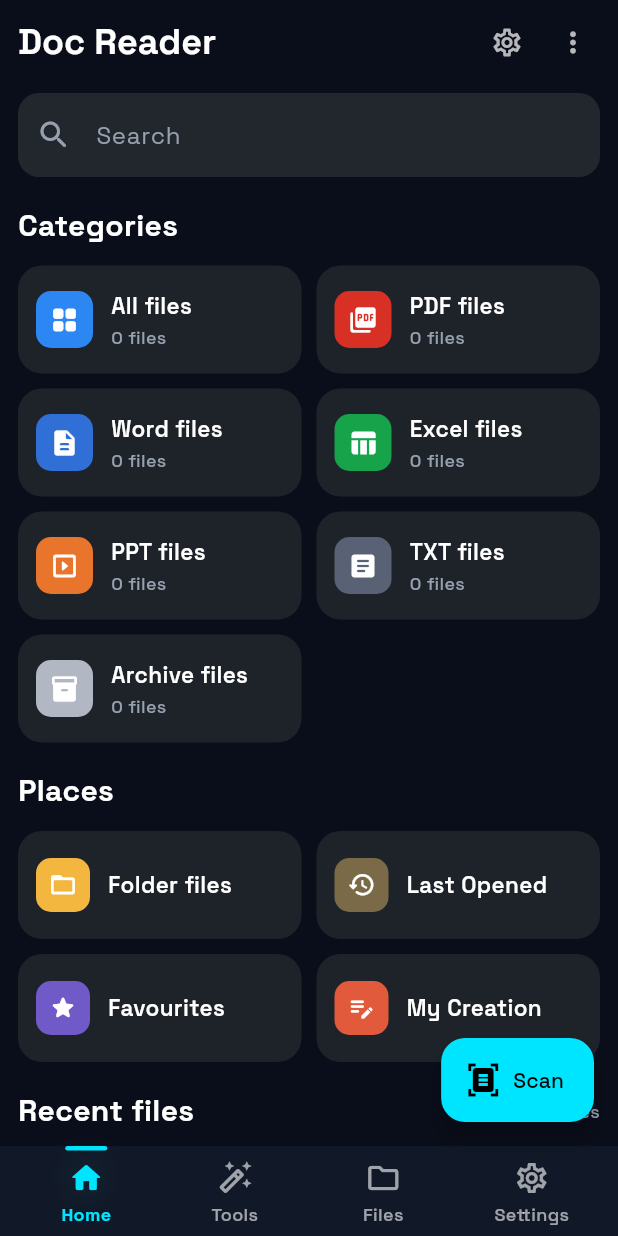
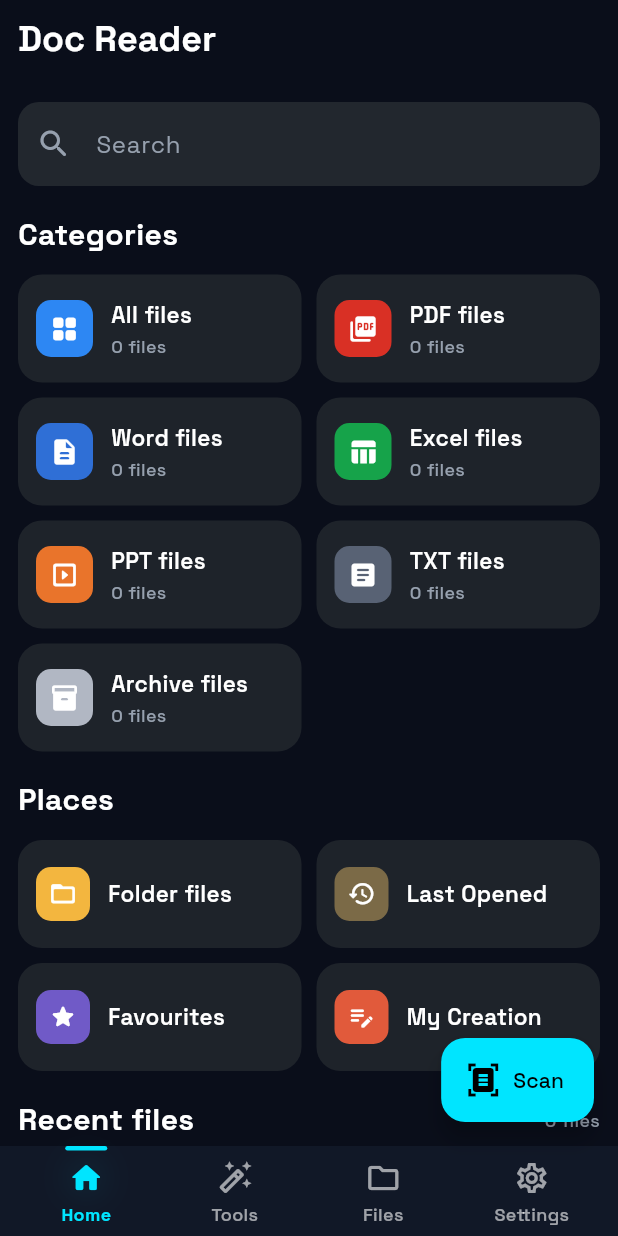
Before and after one commit to SurajChaurasia84/Document-Reader, a Flutter app: the screen it shows after launch, on a phone screen of 412 x 824 dp. Run offline on Flutter 3.47's test engine with Material 3 defaults, Android fonts, the phone set to English and light mode, and no system bars; our stand-ins replace camera, file_picker, google_fonts, open_filex, permission_handler, shared_preferences and 1 more; missing offline and left inert: google_mlkit_text_recognition, pdfx, syncfusion_flutter_pdf; accounts and stored records are empty.

Commit message:
Changed app bar styling

```diff
--- a/lib/screens/home_screen.dart
+++ b/lib/screens/home_screen.dart
@@ -121,18 +121,20 @@ class _HomeScreenState extends State<HomeScreen> {
       ),
     ];
 
-    return RefreshIndicator(
+    return Column(
+      children: <Widget>[
+        const Padding(
+          padding: EdgeInsets.fromLTRB(12, 10, 12, 0),
+          child: _HomeHeader(),
+        ),
+        Expanded(
+          child: RefreshIndicator(
             onRefresh: controller.refreshAll,
             color: const Color(0xFFF3B63F),
             backgroundColor: const Color(0xFF1E232A),
             child: ListView(
-        padding: const EdgeInsets.fromLTRB(12, 10, 12, 120),
+              padding: const EdgeInsets.fromLTRB(12, 16, 12, 120),
               children: <Widget>[
-          _HomeHeader(
-            onSettingsTap: () => controller.updateNavigation(3),
-            onMoreTap: () => controller.refreshAll(),
-          ),
-          const SizedBox(height: 16),
                 _SearchField(
                   query: _query,
                   onChanged: (value) {
@@ -178,7 +180,8 @@ class _HomeScreenState extends State<HomeScreen> {
                     crossAxisCount: 2,
                     mainAxisSpacing: 10,
                     crossAxisSpacing: 10,
-              mainAxisExtent: MediaQuery.of(context).size.width < 360 ? 78 : 72,
+                    mainAxisExtent:
+                        MediaQuery.of(context).size.width < 360 ? 78 : 72,
                   ),
                   itemBuilder: (context, index) {
                     return _PlaceCard(action: places[index]);
@@ -193,9 +196,7 @@ class _HomeScreenState extends State<HomeScreen> {
                 if (filteredFiles.isEmpty)
                   const _EmptyFilesCard()
                 else
-            ...filteredFiles
-                .take(8)
-                .map(
+                  ...filteredFiles.take(8).map(
                     (file) => Padding(
                       padding: const EdgeInsets.only(bottom: 10),
                       child: _RecentFileCard(
@@ -218,6 +219,9 @@ class _HomeScreenState extends State<HomeScreen> {
                 ],
               ],
             ),
+          ),
+        ),
+      ],
     );
   }
 
@@ -259,60 +263,20 @@ class _HomeScreenState extends State<HomeScreen> {
 }
 
 class _HomeHeader extends StatelessWidget {
-  const _HomeHeader({required this.onSettingsTap, required this.onMoreTap});
-
-  final VoidCallback onSettingsTap;
-  final VoidCallback onMoreTap;
+  const _HomeHeader();
 
   @override
   Widget build(BuildContext context) {
-    return Row(
-      children: <Widget>[
-        Expanded(
+    return Container(
+      width: double.infinity,
+      color: const Color(0xFF0A0E1A),
+      padding: const EdgeInsets.only(bottom: 10),
       child: Text(
         'Doc Reader',
         style: Theme.of(context).textTheme.headlineSmall?.copyWith(
           fontWeight: FontWeight.w700,
           color: Colors.white,
         ),
-          ),
-        ),
-        _HeaderIconButton(
-          icon: Icons.settings_outlined,
-          iconColor: Colors.white70,
-          onTap: onSettingsTap,
-        ),
-        const SizedBox(width: 8),
-        _HeaderIconButton(
-          icon: Icons.more_vert_rounded,
-          iconColor: Colors.white70,
-          onTap: onMoreTap,
-        ),
-      ],
-    );
-  }
-}
-
-class _HeaderIconButton extends StatelessWidget {
-  const _HeaderIconButton({
-    required this.icon,
-    required this.iconColor,
-    required this.onTap,
-  });
-
-  final IconData icon;
-  final Color iconColor;
-  final VoidCallback onTap;
-
-  @override
-  Widget build(BuildContext context) {
-    return InkWell(
-      onTap: onTap,
-      borderRadius: BorderRadius.circular(12),
-      child: SizedBox(
-        width: 36,
-        height: 36,
-        child: Icon(icon, color: iconColor, size: 22),
       ),
     );
   }
```
Lines whose indentation alone changed are shown as unchanged.
